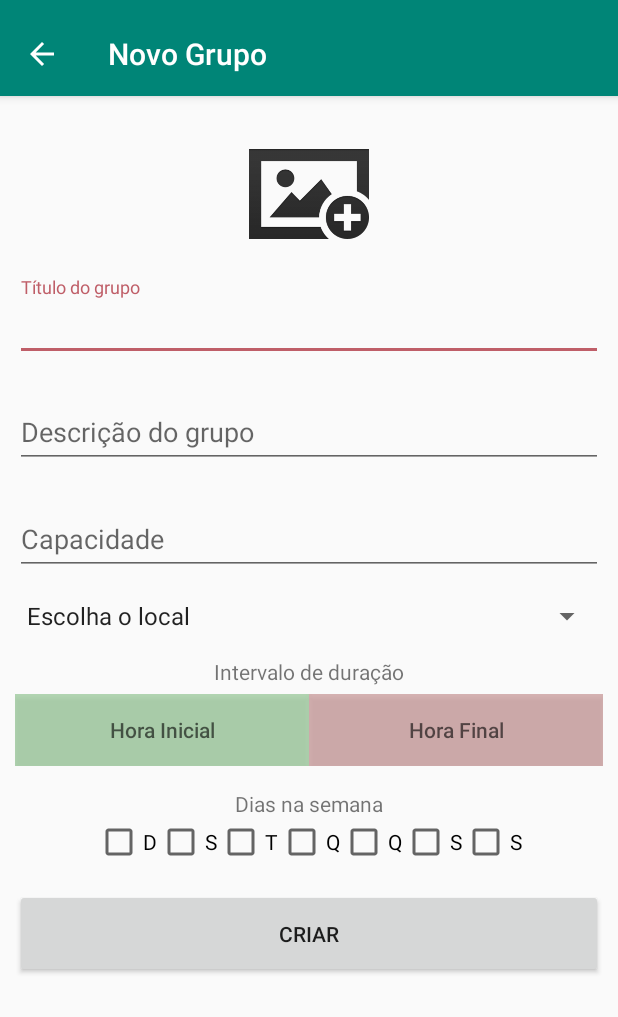
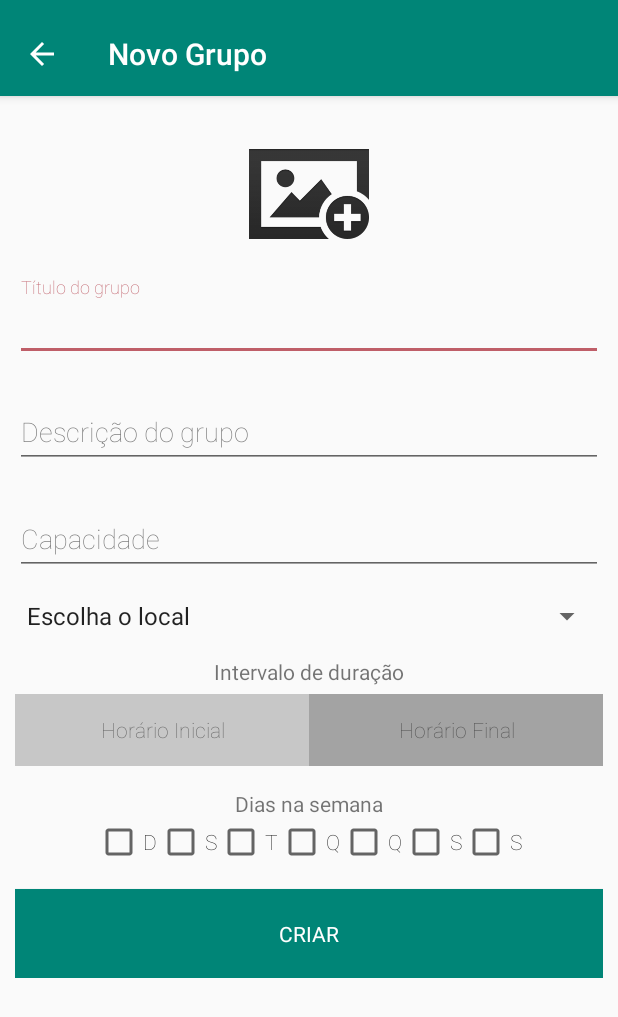
Before and after one commit to Barbalho12/movimentum, an Android app: the NewGroupActivity screen opened directly, with no data from a screen before it, on a phone screen of 412 x 824 dp. Shown: the top 1017 px of the screen. Run offline under Robolectric (Android 15) with nearby library versions, the phone set to English and light mode, and no system bars.

Commit message:
Change texts font familly

```diff
--- a/app/src/main/java/br/ufrn/movimentum/NewGroupActivity.java
+++ b/app/src/main/java/br/ufrn/movimentum/NewGroupActivity.java
@@ -101,7 +101,7 @@ public class NewGroupActivity extends AppCompatActivity {
         });
 
         bt_time_init_new_group = findViewById(R.id.bt_time_init_new_group);
-        bt_time_init_new_group.setBackgroundColor(Color.argb(180, 150, 200, 150));
+//        bt_time_init_new_group.setBackgroundColor(Color.argb(180, 150, 200, 150));
         bt_time_init_new_group.setOnClickListener(new View.OnClickListener() {
             @Override
             public void onClick(View view) {
@@ -116,7 +116,7 @@ public class NewGroupActivity extends AppCompatActivity {
         });
 
         bt_time_end_new_group = findViewById(R.id.bt_time_end_new_group);
-        bt_time_end_new_group.setBackgroundColor(Color.argb(180, 200, 150, 150));
+//        bt_time_end_new_group.setBackgroundColor(Color.argb(180, 200, 150, 150));
         bt_time_end_new_group.setOnClickListener(new View.OnClickListener() {
             @Override
             public void onClick(View view) {
--- a/app/src/main/res/layout/activity_new_group.xml
+++ b/app/src/main/res/layout/activity_new_group.xml
@@ -57,6 +57,7 @@
                 android:layout_width="match_parent"
                 android:layout_height="wrap_content"
                 android:hint="Título do grupo"
+                android:fontFamily="sans-serif-thin"
                 android:imeOptions="actionNext"
                 android:maxLines="1"
                 android:singleLine="true"
@@ -74,6 +75,7 @@
                 android:layout_width="match_parent"
                 android:layout_height="wrap_content"
                 android:hint="Descrição do grupo"
+                android:fontFamily="sans-serif-thin"
                 android:imeOptions="actionDone"
                 android:inputType="textMultiLine"
                 android:maxLines="5"
@@ -135,6 +137,7 @@
                 android:layout_width="match_parent"
                 android:layout_height="wrap_content"
                 android:hint="Capacidade"
+                android:fontFamily="sans-serif-thin"
                 android:imeOptions="actionDone"
                 android:maxLines="1"
                 android:maxLength="3"
@@ -165,6 +168,7 @@
                 android:id="@+id/sp_local_new_group"
                 android:layout_width="match_parent"
                 android:tooltipText="Selecione um lugar"
+                android:fontFamily="sans-serif-thin"
                 android:layout_height="wrap_content"/>
 
 
@@ -178,6 +182,8 @@
             <TextView
                 android:layout_width="wrap_content"
                 android:layout_height="wrap_content"
+                android:fontFamily="sans-serif-thin"
+                android:textStyle="bold"
                 android:text="Intervalo de duração"/>
 
             <LinearLayout
@@ -190,17 +196,21 @@
                     android:id="@+id/bt_time_init_new_group"
                     android:layout_height="wrap_content"
                     android:layout_width="0dp"
+                    android:background="#c7c7c7"
+                    android:fontFamily="sans-serif-thin"
                     android:layout_weight="1"
                     android:layout_centerVertical="true"
-                    android:hint="Hora Inicial" />
+                    android:hint="Horário Inicial" />
 
                 <Button
                     android:id="@+id/bt_time_end_new_group"
                     android:layout_height="wrap_content"
                     android:layout_weight="1"
+                    android:background="#a3a3a3"
                     android:layout_centerHorizontal="true"
+                    android:fontFamily="sans-serif-thin"
                     android:layout_centerVertical="true"
-                    android:hint="Hora Final"
+                    android:hint="Horário Final"
                     android:layout_width="0dp" />
             </LinearLayout>
 
@@ -209,6 +219,8 @@
                 android:layout_width="wrap_content"
                 android:layout_height="wrap_content"
                 android:text="Dias na semana"
+                android:textStyle="bold"
+                android:fontFamily="sans-serif-thin"
                 android:layout_marginTop="@dimen/margin_form"/>
 
             <LinearLayout
@@ -220,37 +232,44 @@
                 <CheckBox
                     android:id="@+id/cb_dom_new_group"
                     android:text="D"
+                    android:fontFamily="sans-serif-thin"
                     android:layout_width="wrap_content"
                     android:layout_height="wrap_content" />
 
                 <CheckBox
                     android:id="@+id/cb_seg_new_group"
                     android:text="S"
+                    android:fontFamily="sans-serif-thin"
                     android:layout_width="wrap_content"
                     android:layout_height="wrap_content" />
                 <CheckBox
                     android:id="@+id/cb_ter_new_group"
                     android:text="T"
+                    android:fontFamily="sans-serif-thin"
                     android:layout_width="wrap_content"
                     android:layout_height="wrap_content" />
                 <CheckBox
                     android:id="@+id/cb_qua_new_group"
                     android:text="Q"
+                    android:fontFamily="sans-serif-thin"
                     android:layout_width="wrap_content"
                     android:layout_height="wrap_content" />
                 <CheckBox
                     android:id="@+id/cb_qui_new_group"
                     android:text="Q"
+                    android:fontFamily="sans-serif-thin"
                     android:layout_width="wrap_content"
                     android:layout_height="wrap_content" />
                 <CheckBox
                     android:id="@+id/cb_sex_new_group"
                     android:text="S"
+                    android:fontFamily="sans-serif-thin"
                     android:layout_width="wrap_content"
                     android:layout_height="wrap_content" />
                 <CheckBox
                     android:id="@+id/cb_sab_new_group"
                     android:text="S"
+                    android:fontFamily="sans-serif-thin"
                     android:layout_width="wrap_content"
                     android:layout_height="wrap_content" />
             </LinearLayout>
@@ -260,7 +279,11 @@
                 android:layout_width="match_parent"
                 android:layout_height="wrap_content"
                 android:text="Criar"
+                android:fontFamily="sans-serif-thin"
                 android:padding="20dp"
+                android:textStyle="bold"
+                android:textColor="#fff"
+                android:background="@color/colorPrimary"
                 android:layout_marginTop="@dimen/margin_form"/>
 
         </LinearLayout>
--- a/app/src/main/res/layout/list_item.xml
+++ b/app/src/main/res/layout/list_item.xml
@@ -29,6 +29,7 @@
                 android:layout_width="match_parent"
                 android:layout_height="wrap_content"
                 android:text="@string/tv_free_run"
+                android:fontFamily="sans-serif-thin"
                 android:textSize="20dp"
                 android:textStyle="bold" />
 
@@ -37,6 +38,7 @@
                 android:layout_width="match_parent"
                 android:layout_height="wrap_content"
                 android:text="@string/tv_local_model"
+                android:fontFamily="sans-serif-thin"
                 android:textSize="16dp" />
 
             <LinearLayout
@@ -50,6 +52,7 @@
                     android:layout_height="wrap_content"
                     android:layout_weight=".50"
                     android:gravity="left"
+                    android:fontFamily="sans-serif-thin"
                     android:text="@string/tv_days_model"
                     android:textColor="#896836"
                     android:textSize="16dp" />
@@ -60,6 +63,7 @@
                     android:layout_height="wrap_content"
                     android:layout_weight=".50"
                     android:gravity="right"
+                    android:fontFamily="sans-serif-thin"
                     android:text="@string/tv_time_model"
                     android:textColor="#896836"
                     android:textSize="16dp" />
--- a/app/src/main/res/layout/nav_header_main.xml
+++ b/app/src/main/res/layout/nav_header_main.xml
@@ -33,12 +33,16 @@
             android:layout_height="wrap_content"
             android:paddingTop="@dimen/nav_header_vertical_spacing"
             android:text="Fulano"
+            android:textStyle="bold"
+            android:textSize="10pt"
+            android:fontFamily="sans-serif-thin"
             android:textAppearance="@style/TextAppearance.AppCompat.Body1" />
 
         <TextView
             android:id="@+id/tv_user_role_nav"
             android:layout_width="wrap_content"
             android:layout_height="wrap_content"
+            android:fontFamily="sans-serif-thin"
             android:text="Estudante" />
 
         <!--<LinearLayout-->
```
Also changed, not shown: app/src/main/res/layout/activity_search_group.xml (+15 -0 lines), app/src/main/res/layout/activity_search_news.xml (+12 -0 lines), app/src/main/res/layout/activity_view_group.xml (+19 -1 lines).
